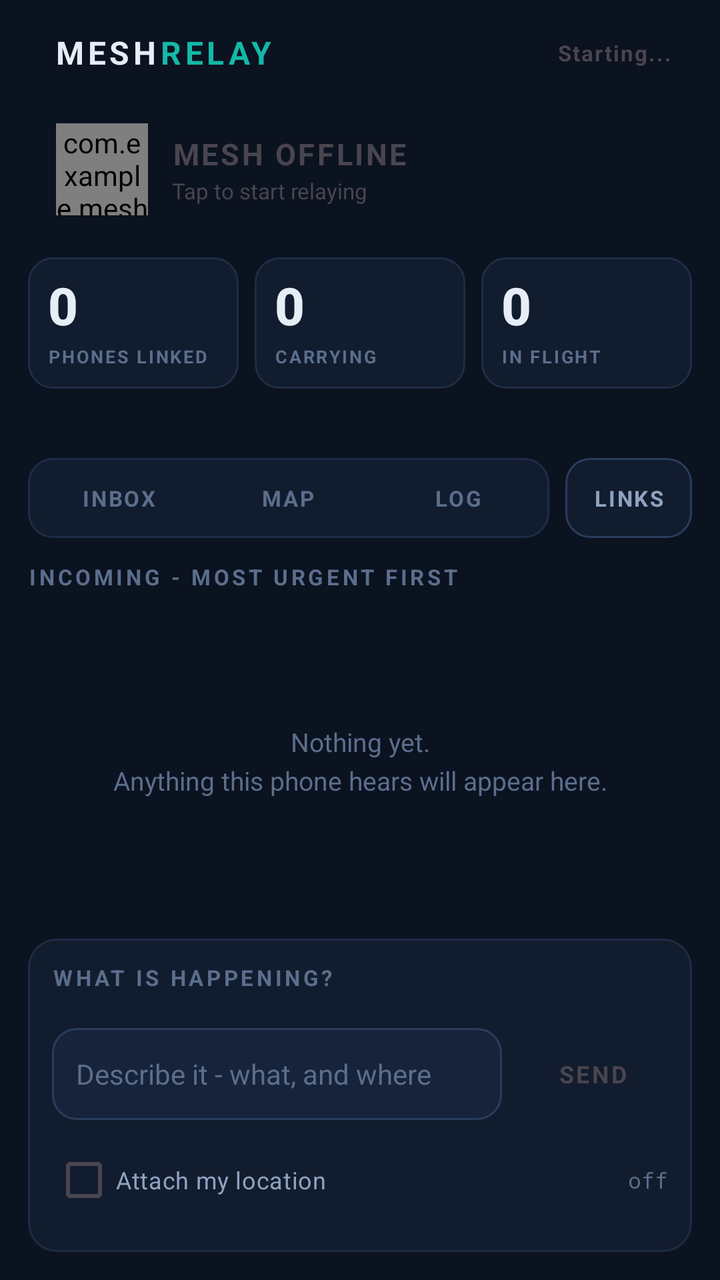
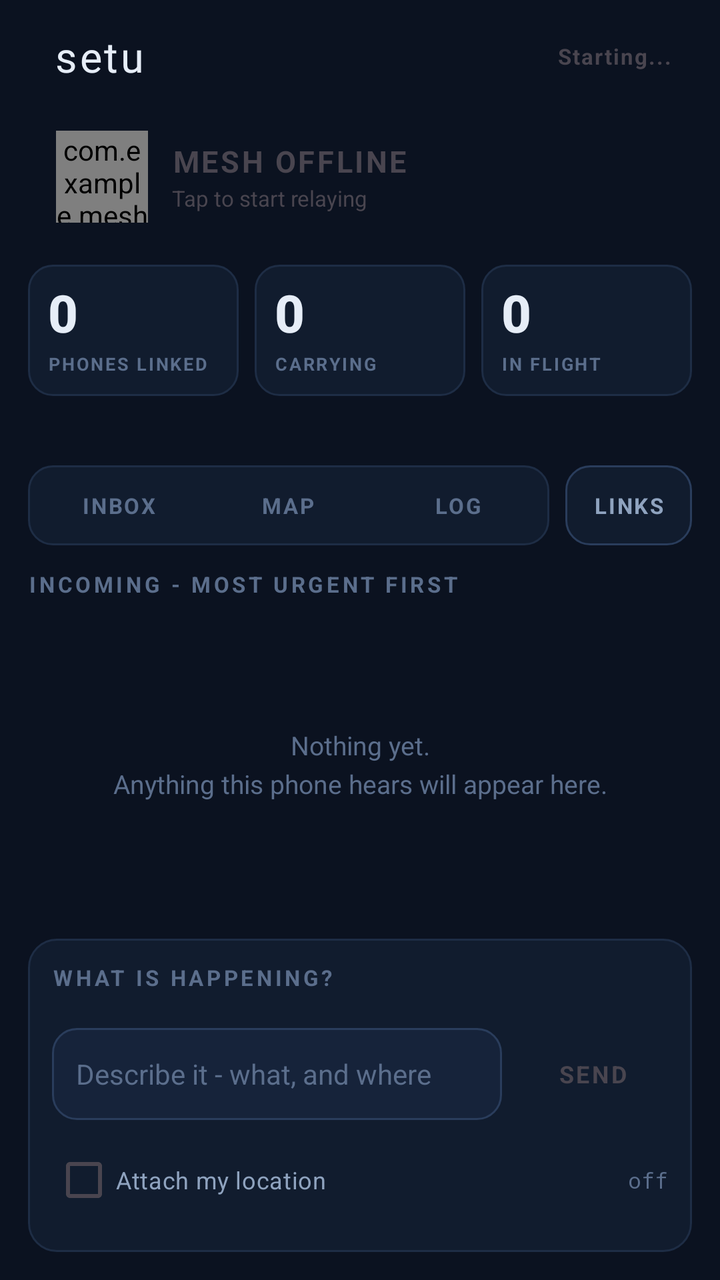

Before-and-after screenshots of an Android layout around one commit, followed by the original layout XML and the change that was made.
<!-- AndroidManifest.xml: application theme Theme.MeshRelay -->
<!-- res/layout/activity_main.xml -->
<?xml version="1.0" encoding="utf-8"?>
<LinearLayout xmlns:android="http://schemas.android.com/apk/res/android"
    android:id="@+id/main"
    android:layout_width="match_parent"
    android:layout_height="match_parent"
    android:orientation="vertical"
    android:background="@color/ground"
    android:fitsSystemWindows="true"
    android:padding="14dp">

    
    <LinearLayout
        android:layout_width="match_parent"
        android:layout_height="wrap_content"
        android:orientation="horizontal"
        android:gravity="center_vertical"
        android:paddingBottom="12dp">

        <View
            android:id="@+id/vBrandMark"
            android:layout_width="4dp"
            android:layout_height="20dp"
            android:layout_marginEnd="9dp" />

        <TextView
            android:layout_width="wrap_content"
            android:layout_height="wrap_content"
            android:text="MESH"
            android:textColor="@color/text_primary"
            android:textSize="16sp"
            android:textStyle="bold"
            android:letterSpacing="0.12" />

        <TextView
            android:layout_width="wrap_content"
            android:layout_height="wrap_content"
            android:text="RELAY"
            android:textColor="@color/teal"
            android:textSize="16sp"
            android:textStyle="bold"
            android:letterSpacing="0.12" />

        <View
            android:layout_width="0dp"
            android:layout_height="1dp"
            android:layout_weight="1" />

        
        <TextView
            android:id="@+id/tvName"
            android:layout_width="wrap_content"
            android:layout_height="wrap_content"
            android:paddingStart="10dp"
            android:paddingEnd="10dp"
            android:paddingTop="5dp"
            android:paddingBottom="5dp"
            android:text="Starting..."
            android:textSize="11sp"
            android:textStyle="bold"
            android:letterSpacing="0.06"
            android:maxLines="1"
            android:ellipsize="end" />
    </LinearLayout>

    
    <LinearLayout
        android:id="@+id/btnStart"
        android:layout_width="match_parent"
        android:layout_height="wrap_content"
        android:orientation="horizontal"
        android:gravity="center_vertical"
        android:clickable="true"
        android:focusable="true"
        android:paddingStart="14dp"
        android:paddingEnd="14dp"
        android:paddingTop="11dp"
        android:paddingBottom="11dp">

        
        <com.example.meshrelay.MeshPulseView
            android:id="@+id/vMeshDot"
            android:layout_width="46dp"
            android:layout_height="46dp"
            android:layout_marginEnd="12dp" />

        <LinearLayout
            android:layout_width="0dp"
            android:layout_weight="1"
            android:layout_height="wrap_content"
            android:orientation="vertical">

            <TextView
                android:id="@+id/tvMeshState"
                android:layout_width="match_parent"
                android:layout_height="wrap_content"
                android:text="MESH OFFLINE"
                android:textSize="15sp"
                android:textStyle="bold"
                android:letterSpacing="0.08" />

            <TextView
                android:id="@+id/tvMeshHint"
                android:layout_width="match_parent"
                android:layout_height="wrap_content"
                android:layout_marginTop="1dp"
                android:text="Tap to start relaying"
                android:textSize="11sp" />
        </LinearLayout>
    </LinearLayout>

    
    <LinearLayout
        android:id="@+id/statsBlock"
        android:layout_width="match_parent"
        android:layout_height="wrap_content"
        android:orientation="vertical"
        android:layout_marginTop="10dp">

        <LinearLayout
            android:layout_width="match_parent"
            android:layout_height="wrap_content"
            android:orientation="horizontal"
            android:baselineAligned="false">

            <LinearLayout
                android:layout_width="0dp"
                android:layout_weight="1"
                android:layout_height="wrap_content"
                android:orientation="vertical"
                android:background="@drawable/bg_tile"
                android:padding="10dp">

                <TextView
                    android:id="@+id/tvPeers"
                    style="@style/StatValue"
                    android:layout_width="wrap_content"
                    android:layout_height="wrap_content"
                    android:text="0" />

                <TextView
                    style="@style/StatCaption"
                    android:layout_width="wrap_content"
                    android:layout_height="wrap_content"
                    android:layout_marginTop="3dp"
                    android:text="Phones linked" />
            </LinearLayout>

            <LinearLayout
                android:layout_width="0dp"
                android:layout_weight="1"
                android:layout_height="wrap_content"
                android:orientation="vertical"
                android:background="@drawable/bg_tile"
                android:layout_marginStart="8dp"
                android:padding="10dp">

                <TextView
                    android:id="@+id/tvStored"
                    style="@style/StatValue"
                    android:layout_width="wrap_content"
                    android:layout_height="wrap_content"
                    android:text="0" />

                <TextView
                    android:id="@+id/tvStoredCaption"
                    style="@style/StatCaption"
                    android:layout_width="wrap_content"
                    android:layout_height="wrap_content"
                    android:layout_marginTop="3dp"
                    android:text="Carrying" />
            </LinearLayout>

            <LinearLayout
                android:layout_width="0dp"
                android:layout_weight="1"
                android:layout_height="wrap_content"
                android:orientation="vertical"
                android:background="@drawable/bg_tile"
                android:layout_marginStart="8dp"
                android:padding="10dp">

                <TextView
                    android:id="@+id/tvFlight"
                    style="@style/StatValue"
                    android:layout_width="wrap_content"
                    android:layout_height="wrap_content"
                    android:text="0" />

                <TextView
                    android:id="@+id/tvFlightCaption"
                    style="@style/StatCaption"
                    android:layout_width="wrap_content"
                    android:layout_height="wrap_content"
                    android:layout_marginTop="3dp"
                    android:text="In flight" />
            </LinearLayout>
        </LinearLayout>

        
        <TextView
            android:id="@+id/tvStats"
            style="@style/MonoCounter"
            android:layout_width="match_parent"
            android:layout_height="wrap_content"
            android:layout_marginTop="8dp"
            android:lineSpacingExtra="2dp" />
    </LinearLayout>

    
    <LinearLayout
        android:layout_width="match_parent"
        android:layout_height="wrap_content"
        android:orientation="horizontal"
        android:gravity="center_vertical"
        android:layout_marginTop="12dp">

        <LinearLayout
            android:layout_width="0dp"
            android:layout_weight="1"
            android:layout_height="wrap_content"
            android:orientation="horizontal"
            android:background="@drawable/bg_tabbar"
            android:padding="3dp">

            <TextView
                android:id="@+id/tabInbox"
                android:layout_width="0dp"
                android:layout_weight="1"
                android:layout_height="34dp"
                android:gravity="center"
                android:background="@drawable/tab_item"
                android:textColor="@color/tab_text"
                android:text="INBOX"
                android:textSize="11sp"
                android:textStyle="bold"
                android:letterSpacing="0.08" />

            <TextView
                android:id="@+id/tabMap"
                android:layout_width="0dp"
                android:layout_weight="1"
                android:layout_height="34dp"
                android:gravity="center"
                android:background="@drawable/tab_item"
                android:textColor="@color/tab_text"
                android:text="MAP"
                android:textSize="11sp"
                android:textStyle="bold"
                android:letterSpacing="0.08" />

            <TextView
                android:id="@+id/tabLog"
                android:layout_width="0dp"
                android:layout_weight="1"
                android:layout_height="34dp"
                android:gravity="center"
                android:background="@drawable/tab_item"
                android:textColor="@color/tab_text"
                android:text="LOG"
                android:textSize="11sp"
                android:textStyle="bold"
                android:letterSpacing="0.08" />
        </LinearLayout>

        
        <TextView
            android:id="@+id/btnTopology"
            android:layout_width="wrap_content"
            android:layout_height="40dp"
            android:layout_marginStart="8dp"
            android:gravity="center"
            android:paddingStart="14dp"
            android:paddingEnd="14dp"
            android:background="@drawable/bg_ghost_button"
            android:textColor="@color/text_secondary"
            android:text="LINKS"
            android:textSize="11sp"
            android:textStyle="bold"
            android:letterSpacing="0.08" />
    </LinearLayout>

    <TextView
        android:id="@+id/tvPaneTitle"
        style="@style/SectionLabel"
        android:layout_width="match_parent"
        android:layout_height="wrap_content"
        android:layout_marginTop="12dp"
        android:layout_marginBottom="6dp"
        android:text="Incoming - most urgent first" />

    
    <FrameLayout
        android:layout_width="match_parent"
        android:layout_height="0dp"
        android:layout_weight="1"
        android:minHeight="110dp">

        <androidx.recyclerview.widget.RecyclerView
            android:id="@+id/rvInbox"
            android:layout_width="match_parent"
            android:layout_height="match_parent"
            android:clipToPadding="false"
            android:paddingBottom="4dp" />

        <TextView
            android:id="@+id/tvEmpty"
            android:layout_width="match_parent"
            android:layout_height="wrap_content"
            android:layout_gravity="center"
            android:gravity="center"
            android:padding="16dp"
            android:text="Nothing yet.\nAnything this phone hears will appear here."
            android:textColor="@color/text_dim"
            android:textSize="13sp"
            android:lineSpacingExtra="4dp" />

        <com.example.meshrelay.ReportMapView
            android:id="@+id/mapView"
            android:background="@drawable/bg_card"
            android:layout_width="match_parent"
            android:layout_height="match_parent"
            android:visibility="gone" />

        
        <com.example.meshrelay.MeshGraphView
            android:id="@+id/graphView"
            android:background="@drawable/bg_card"
            android:layout_width="match_parent"
            android:layout_height="match_parent"
            android:visibility="gone" />

        <ScrollView
            android:id="@+id/svLog"
            android:layout_width="match_parent"
            android:layout_height="match_parent"
            android:background="@drawable/bg_log"
            android:padding="10dp"
            android:visibility="gone">

            <TextView
                android:id="@+id/tvLog"
                android:layout_width="match_parent"
                android:layout_height="wrap_content"
                android:textSize="11sp"
                android:fontFamily="monospace"
                android:textColor="@color/teal"
                android:lineSpacingExtra="2dp"
                android:textIsSelectable="true" />
        </ScrollView>
    </FrameLayout>

    
    <LinearLayout
        android:layout_width="match_parent"
        android:layout_height="wrap_content"
        android:orientation="vertical"
        android:layout_marginTop="10dp"
        android:background="@drawable/bg_card"
        android:padding="12dp">

        <TextView
            style="@style/SectionLabel"
            android:layout_width="match_parent"
            android:layout_height="wrap_content"
            android:text="What is happening?" />

        <HorizontalScrollView
            android:layout_width="match_parent"
            android:layout_height="wrap_content"
            android:layout_marginTop="8dp"
            android:scrollbars="none"
            android:clipToPadding="false">

            <LinearLayout
                android:id="@+id/chipRow"
                android:layout_width="wrap_content"
                android:layout_height="wrap_content"
                android:orientation="horizontal" />
        </HorizontalScrollView>

        <LinearLayout
            android:layout_width="match_parent"
            android:layout_height="wrap_content"
            android:orientation="horizontal"
            android:gravity="center_vertical"
            android:layout_marginTop="10dp">

            <EditText
                android:id="@+id/etMessage"
                android:layout_width="0dp"
                android:layout_weight="1"
                android:layout_height="46dp"
                android:background="@drawable/bg_input"
                android:paddingStart="12dp"
                android:paddingEnd="12dp"
                android:hint="Describe it - what, and where"
                android:textColor="@color/text_primary"
                android:textColorHint="@color/text_dim"
                android:textSize="14sp"
                android:inputType="text"
                android:imeOptions="actionSend"
                android:maxLines="1"
                android:maxLength="180" />

            <TextView
                android:id="@+id/btnSend"
                android:layout_width="wrap_content"
                android:layout_height="46dp"
                android:layout_marginStart="8dp"
                android:gravity="center"
                android:paddingStart="20dp"
                android:paddingEnd="20dp"
                android:text="SEND"
                android:textSize="12sp"
                android:textStyle="bold"
                android:letterSpacing="0.10"
                android:clickable="true"
                android:focusable="true" />
        </LinearLayout>

        
        <LinearLayout
            android:layout_width="match_parent"
            android:layout_height="wrap_content"
            android:orientation="horizontal"
            android:gravity="center_vertical"
            android:layout_marginTop="6dp">

            <CheckBox
                android:id="@+id/chkLoc"
                android:layout_width="wrap_content"
                android:layout_height="wrap_content"
                android:text="Attach my location"
                android:textColor="@color/text_secondary"
                android:textSize="12sp"
                android:buttonTint="@color/teal" />

            <View
                android:layout_width="0dp"
                android:layout_height="1dp"
                android:layout_weight="1" />

            <TextView
                android:id="@+id/tvLocState"
                style="@style/MonoCounter"
                android:layout_width="wrap_content"
                android:layout_height="wrap_content"
                android:textColor="@color/text_dim"
                android:text="off" />
        </LinearLayout>
    </LinearLayout>

</LinearLayout>
<!-- resources referenced by this layout -->
<resources>
  <color name="ground">#0B1220</color>
  <color name="teal">#14B8A6</color>
  <color name="text_dim">#5B6E8C</color>
  <color name="text_primary">#E6EDF7</color>
  <color name="text_secondary">#8FA3BF</color>
  <!-- drawable bg_card (drawable) -->
  <?xml version="1.0" encoding="utf-8"?>
  <shape xmlns:android="http://schemas.android.com/apk/res/android" android:shape="rectangle">
      <solid android:color="@color/surface" />
      <corners android:radius="14dp" />
      <stroke android:width="1dp" android:color="@color/border" />
  </shape>
  <!-- drawable bg_ghost_button (drawable) -->
  <?xml version="1.0" encoding="utf-8"?>
  <ripple xmlns:android="http://schemas.android.com/apk/res/android"
      android:color="#3314B8A6">
      <item>
          <shape android:shape="rectangle">
              <solid android:color="@color/surface" />
              <corners android:radius="12dp" />
              <stroke android:width="1dp" android:color="@color/border_strong" />
          </shape>
      </item>
  </ripple>
  <!-- drawable bg_input (drawable) -->
  <?xml version="1.0" encoding="utf-8"?>
  <shape xmlns:android="http://schemas.android.com/apk/res/android" android:shape="rectangle">
      <solid android:color="@color/surface_raised" />
      <corners android:radius="12dp" />
      <stroke android:width="1dp" android:color="@color/border_strong" />
  </shape>
  <!-- drawable bg_log (drawable) -->
  <?xml version="1.0" encoding="utf-8"?>
  <shape xmlns:android="http://schemas.android.com/apk/res/android" android:shape="rectangle">
      <solid android:color="#080D16" />
      <corners android:radius="12dp" />
      <stroke android:width="1dp" android:color="@color/border" />
  </shape>
  <!-- drawable bg_tabbar (drawable) -->
  <?xml version="1.0" encoding="utf-8"?>
  <shape xmlns:android="http://schemas.android.com/apk/res/android" android:shape="rectangle">
      <solid android:color="@color/surface" />
      <corners android:radius="12dp" />
      <stroke android:width="1dp" android:color="@color/border" />
  </shape>
  <!-- drawable bg_tile (drawable) -->
  <?xml version="1.0" encoding="utf-8"?>
  <shape xmlns:android="http://schemas.android.com/apk/res/android" android:shape="rectangle">
      <solid android:color="@color/surface" />
      <corners android:radius="12dp" />
      <stroke android:width="1dp" android:color="@color/border" />
  </shape>
  <style name="MonoCounter">
          <item name="android:textSize">11sp</item>
          <item name="android:fontFamily">monospace</item>
          <item name="android:textColor">@color/text_secondary</item>
      </style>
  <style name="SectionLabel">
          <item name="android:textSize">11sp</item>
          <item name="android:textStyle">bold</item>
          <item name="android:letterSpacing">0.14</item>
          <item name="android:textColor">@color/text_dim</item>
          <item name="android:textAllCaps">true</item>
      </style>
  <style name="StatCaption">
          <item name="android:textSize">9sp</item>
          <item name="android:textStyle">bold</item>
          <item name="android:letterSpacing">0.10</item>
          <item name="android:textColor">@color/text_dim</item>
          <item name="android:textAllCaps">true</item>
      </style>
  <style name="StatValue">
          <item name="android:textSize">26sp</item>
          <item name="android:textStyle">bold</item>
          <item name="android:fontFamily">sans-serif-medium</item>
          <item name="android:textColor">@color/text_primary</item>
          <item name="android:includeFontPadding">false</item>
      </style>
  <style name="Theme.MeshRelay" parent="Base.Theme.MeshRelay" />
  <color name="surface">#111C2E</color>
  <color name="border">#1E2D45</color>
  <color name="border_strong">#2A3D5C</color>
  <color name="surface_raised">#16233A</color>
  <color name="teal_dark">#0B3B3A</color>
  <color name="teal_deep">#0D9488</color>
  <color name="red">#EF4444</color>
  <!-- unchanged entries left out for length: 2 -->
</resources>

<!-- the commit's change to res/layout/activity_main.xml (unified diff, before → after) -->
@@ -1,5 +1,6 @@
 <?xml version="1.0" encoding="utf-8"?>
 <LinearLayout xmlns:android="http://schemas.android.com/apk/res/android"
+    xmlns:app="http://schemas.android.com/apk/res-auto"
     android:id="@+id/main"
     android:layout_width="match_parent"
     android:layout_height="match_parent"
@@ -22,23 +23,17 @@
             android:layout_height="20dp"
             android:layout_marginEnd="9dp" />
 
-        <TextView
+        
+        <TextView
+            android:id="@+id/tvWordmark"
             android:layout_width="wrap_content"
             android:layout_height="wrap_content"
-            android:text="MESH"
+            android:text="@string/app_name"
             android:textColor="@color/text_primary"
-            android:textSize="16sp"
-            android:textStyle="bold"
-            android:letterSpacing="0.12" />
-
-        <TextView
-            android:layout_width="wrap_content"
-            android:layout_height="wrap_content"
-            android:text="RELAY"
-            android:textColor="@color/teal"
-            android:textSize="16sp"
-            android:textStyle="bold"
-            android:letterSpacing="0.12" />
+            android:textSize="21sp"
+            android:letterSpacing="0.06"
+            android:fontFamily="@font/setu_wordmark"
+            app:fontFamily="@font/setu_wordmark" />
 
         <View
             android:layout_width="0dp"
<!-- resource entries referenced after the edit -->
@@ -52,6 +52,7 @@
       <corners android:radius="12dp" />
       <stroke android:width="1dp" android:color="@color/border" />
   </shape>
+  <string name="app_name">setu</string>
   <style name="MonoCounter">
           <item name="android:textSize">11sp</item>
           <item name="android:fontFamily">monospace</item>
